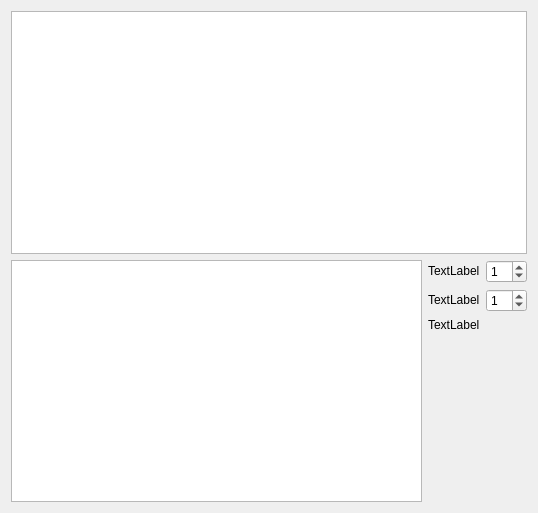
Old version of the form wykres.ui in the repository konserw/jobshop.
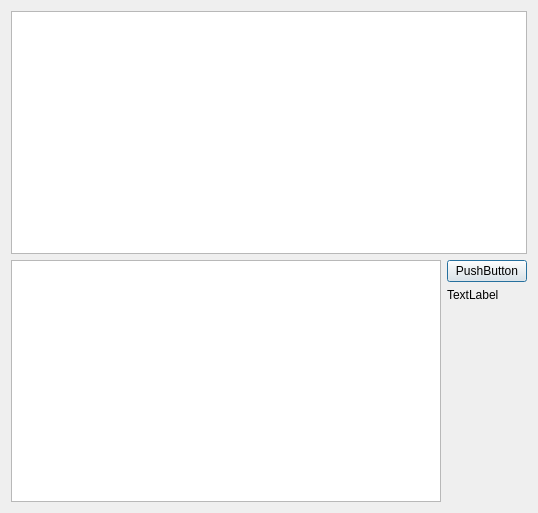
New version of the form.

Commit message: zmiany w ui: przeniesienie alfy i bety do mainwindow, przycisk export w wykres.ui

The edit to the form file:
```diff
--- a/wykres.ui
+++ b/wykres.ui
@@ -27,65 +27,18 @@
     <widget class="QGraphicsView" name="graphicsView"/>
    </item>
    <item>
-    <layout class="QHBoxLayout" name="horizontalLayout_3">
+    <layout class="QHBoxLayout" name="horizontalLayout">
      <item>
       <widget class="QTableWidget" name="tableWidget"/>
      </item>
      <item>
       <layout class="QVBoxLayout" name="verticalLayout">
        <item>
-        <layout class="QHBoxLayout" name="horizontalLayout_2">
-         <property name="sizeConstraint">
-          <enum>QLayout::SetFixedSize</enum>
+        <widget class="QPushButton" name="pushButton">
+         <property name="text">
+          <string>PushButton</string>
          </property>
-         <item>
-          <widget class="QLabel" name="label_alfa">
-           <property name="sizePolicy">
-            <sizepolicy hsizetype="Preferred" vsizetype="Fixed">
-             <horstretch>0</horstretch>
-             <verstretch>0</verstretch>
-            </sizepolicy>
-           </property>
-           <property name="text">
-            <string>TextLabel</string>
-           </property>
-          </widget>
-         </item>
-         <item>
-          <widget class="QSpinBox" name="alfa">
-           <property name="value">
-            <number>1</number>
-           </property>
-          </widget>
-         </item>
-        </layout>
-       </item>
-       <item>
-        <layout class="QHBoxLayout" name="horizontalLayout">
-         <property name="sizeConstraint">
-          <enum>QLayout::SetFixedSize</enum>
-         </property>
-         <item>
-          <widget class="QLabel" name="label_beta">
-           <property name="sizePolicy">
-            <sizepolicy hsizetype="Preferred" vsizetype="Fixed">
-             <horstretch>0</horstretch>
-             <verstretch>0</verstretch>
-            </sizepolicy>
-           </property>
-           <property name="text">
-            <string>TextLabel</string>
-           </property>
-          </widget>
-         </item>
-         <item>
-          <widget class="QSpinBox" name="beta">
-           <property name="value">
-            <number>1</number>
-           </property>
-          </widget>
-         </item>
-        </layout>
+        </widget>
        </item>
        <item>
         <widget class="QLabel" name="label">
```
The commit also changes 5 other files.
